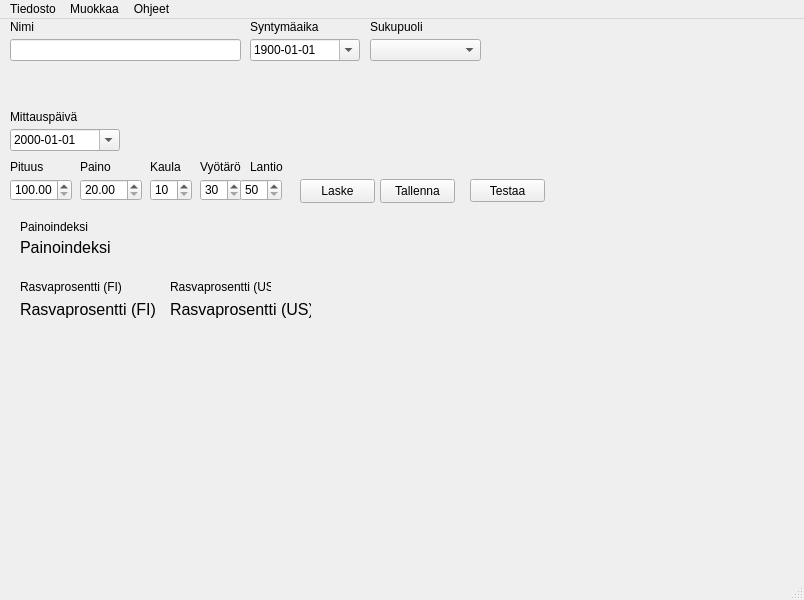
The window that Main.ui (dildorababaerova/FitnessGUI) describes before a commit, drawn with Qt 5.
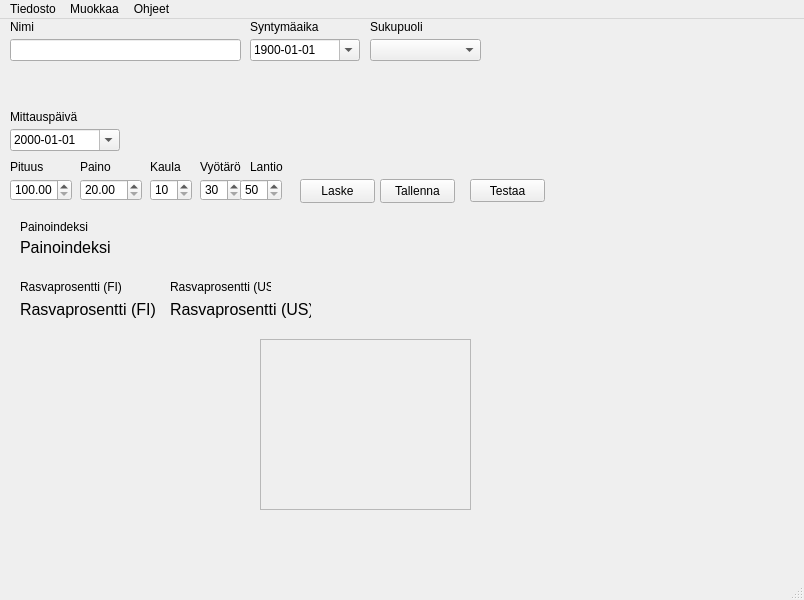
The same window after the commit. Icons and pictures are not drawn.

Commit message:
lisä
lisä

What changed in the file:
```diff
--- a/Main.ui
+++ b/Main.ui
@@ -435,6 +435,25 @@
      <string>Testaa</string>
     </property>
    </widget>
+   <widget class="QFrame" name="frame">
+    <property name="geometry">
+     <rect>
+      <x>260</x>
+      <y>320</y>
+      <width>211</width>
+      <height>171</height>
+     </rect>
+    </property>
+    <property name="styleSheet">
+     <string notr="true">image: url(:/mies.png/GitHub/FitnessGUI/resource.qrc);</string>
+    </property>
+    <property name="frameShape">
+     <enum>QFrame::StyledPanel</enum>
+    </property>
+    <property name="frameShadow">
+     <enum>QFrame::Raised</enum>
+    </property>
+   </widget>
   </widget>
   <widget class="QMenuBar" name="menubar">
    <property name="geometry">
```
